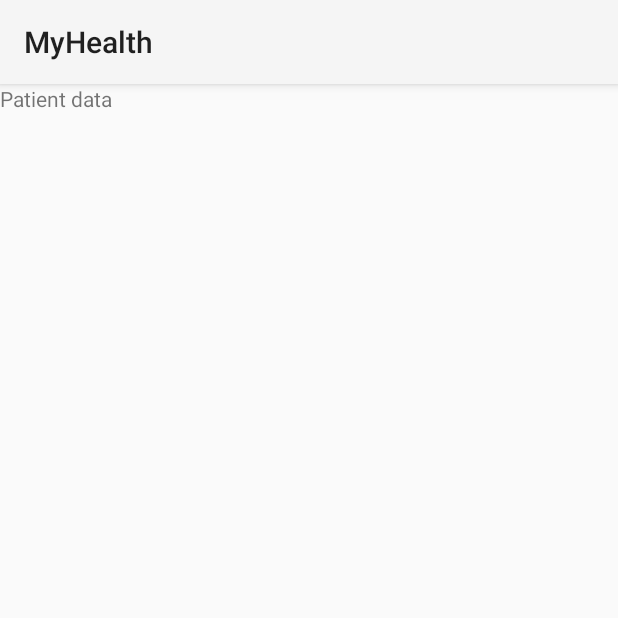
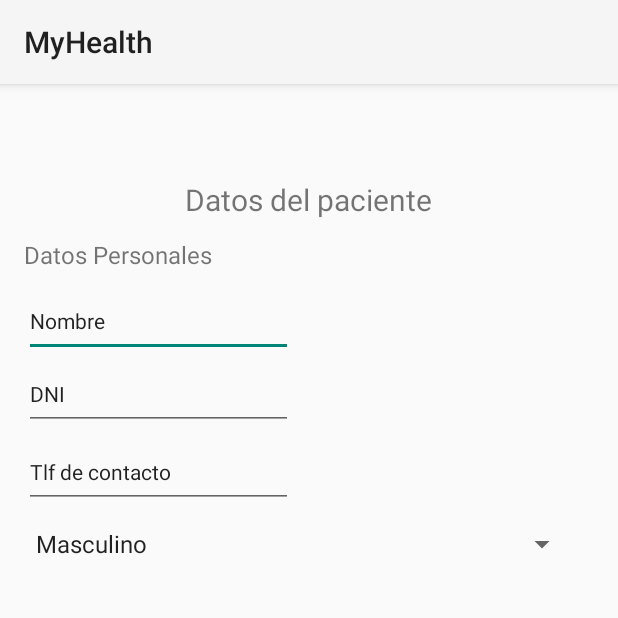
Before and after one commit to EA-12/MyHealth, an Android app: the ActivityPatientData screen opened directly, with no data from a screen before it, on a phone screen of 412 x 824 dp, the top half of it. Run offline under Robolectric (Android 15) with nearby library versions, the phone set to English and light mode, and no system bars.

Commit message:
datos_paciente_primera_mitad

```diff
--- a/app/src/main/java/com/example/myhealth/ActivityPatientData.kt
+++ b/app/src/main/java/com/example/myhealth/ActivityPatientData.kt
@@ -1,20 +1,56 @@
 package com.example.myhealth
 
 import android.os.Bundle
+import android.view.View
+import android.widget.AdapterView
+import android.widget.ArrayAdapter
+import android.widget.Spinner
+import android.widget.Toast
 import androidx.activity.enableEdgeToEdge
 import androidx.appcompat.app.AppCompatActivity
 import androidx.core.view.ViewCompat
 import androidx.core.view.WindowInsetsCompat
 
 class ActivityPatientData : AppCompatActivity() {
+
     override fun onCreate(savedInstanceState: Bundle?) {
         super.onCreate(savedInstanceState)
         enableEdgeToEdge()
         setContentView(R.layout.activity_patient_data)
+
+        // Configuración de la ventana para Edge-to-Edge
         ViewCompat.setOnApplyWindowInsetsListener(findViewById(R.id.main)) { v, insets ->
             val systemBars = insets.getInsets(WindowInsetsCompat.Type.systemBars())
             v.setPadding(systemBars.left, systemBars.top, systemBars.right, systemBars.bottom)
             insets
         }
+
+        // Obtener el Spinner para seleccionar el sexo
+        val spinnerSexo: Spinner = findViewById(R.id.spinnerSexo) // Asegúrate de tener este Spinner en tu layout
+
+        // Crear un ArrayAdapter usando el array de opciones definido en strings.xml
+        val adapter = ArrayAdapter.createFromResource(
+            this,
+            R.array.sexo_options, // Nombre del array en strings.xml
+            android.R.layout.simple_spinner_item
+        )
+
+        // Especificar el layout para el dropdown del Spinner
+        adapter.setDropDownViewResource(android.R.layout.simple_spinner_dropdown_item)
+
+        // Asignar el adaptador al Spinner
+        spinnerSexo.adapter = adapter
+
+        // Configurar el listener para detectar la selección
+        spinnerSexo.onItemSelectedListener = object : AdapterView.OnItemSelectedListener {
+            override fun onItemSelected(parent: AdapterView<*>?, view: android.view.View?, position: Int, id: Long) {
+                val selectedSexo = parent?.getItemAtPosition(position).toString()
+                Toast.makeText(this@ActivityPatientData, "Sexo seleccionado: $selectedSexo", Toast.LENGTH_SHORT).show()
+            }
+
+            override fun onNothingSelected(parent: AdapterView<*>?) {
+                // No hacer nada si no se selecciona nada
+            }
+        }
     }
 }
--- a/app/src/main/res/layout/activity_book_appointment.xml
+++ b/app/src/main/res/layout/activity_book_appointment.xml
@@ -53,22 +53,15 @@
         android:id="@+id/button3"
         android:layout_width="wrap_content"
         android:layout_height="wrap_content"
-        android:layout_marginStart="279dp"
-        android:layout_marginTop="26dp"
-        android:layout_marginEnd="42dp"
-        android:layout_marginBottom="7dp"
-        android:background="#673AB7"
-        android:backgroundTint="#F5F6F5FA"
-        android:contentDescription="@string/guardar_la_cita"
+        android:layout_marginStart="291dp"
+        android:layout_marginTop="5dp"
+        android:layout_marginEnd="21dp"
+        android:layout_marginBottom="3dp"
         android:onClick="goToMainActivity"
-        android:text="@string/guardar"
-        android:textColor="#F6F1F1"
+        android:text="@string/guardar_cita"
         app:layout_constraintBottom_toTopOf="@+id/calendarView"
         app:layout_constraintEnd_toEndOf="parent"
-        app:layout_constraintHorizontal_bias="0.111"
         app:layout_constraintStart_toStartOf="parent"
-        app:layout_constraintTop_toBottomOf="@+id/timePickerId"
-        app:layout_constraintVertical_bias="0.781"
-        app:rippleColor="#F6F2F2" />
+        app:layout_constraintTop_toBottomOf="@+id/timePickerId" />
 
 </androidx.constraintlayout.widget.ConstraintLayout>
--- a/app/src/main/res/layout/activity_patient_data.xml
+++ b/app/src/main/res/layout/activity_patient_data.xml
@@ -11,7 +11,93 @@
         android:id="@+id/textView"
         android:layout_width="wrap_content"
         android:layout_height="wrap_content"
-        android:text="Patient data"
-        tools:layout_editor_absoluteX="178dp"
-        tools:layout_editor_absoluteY="344dp" />
+        android:layout_marginStart="147dp"
+        android:layout_marginTop="35dp"
+        android:layout_marginEnd="148dp"
+        android:layout_marginBottom="677dp"
+        android:text="@string/datos_de_paciente"
+        android:textSize="20sp"
+        app:layout_constraintBottom_toBottomOf="parent"
+        app:layout_constraintEnd_toEndOf="parent"
+        app:layout_constraintStart_toStartOf="parent"
+        app:layout_constraintTop_toTopOf="parent"
+        app:layout_constraintVertical_bias="1.0" />
+
+    <EditText
+        android:id="@+id/editTextText"
+        android:layout_width="179dp"
+        android:layout_height="48dp"
+        android:layout_marginStart="16dp"
+        android:layout_marginEnd="212dp"
+        android:ems="10"
+        android:inputType="text"
+        android:text="@string/nombre"
+        android:textSize="14sp"
+        app:layout_constraintBottom_toTopOf="@+id/editTextText2"
+        app:layout_constraintEnd_toEndOf="parent"
+        app:layout_constraintHorizontal_bias="0.0"
+        app:layout_constraintStart_toStartOf="parent"
+        app:layout_constraintTop_toBottomOf="@+id/textView3" />
+
+    <TextView
+        android:id="@+id/textView3"
+        android:layout_width="237dp"
+        android:layout_height="31dp"
+        android:layout_marginStart="16dp"
+        android:layout_marginTop="12dp"
+        android:layout_marginEnd="248dp"
+        android:text="@string/datos_personales"
+        android:textSize="16sp"
+        app:layout_constraintBottom_toTopOf="@+id/editTextText"
+        app:layout_constraintEnd_toEndOf="parent"
+        app:layout_constraintHorizontal_bias="0.0"
+        app:layout_constraintStart_toStartOf="parent"
+        app:layout_constraintTop_toBottomOf="@+id/textView" />
+
+    <EditText
+        android:id="@+id/editTextText2"
+        android:layout_width="179dp"
+        android:layout_height="48dp"
+        android:layout_marginStart="16dp"
+        android:layout_marginEnd="212dp"
+        android:ems="10"
+        android:inputType="text"
+        android:text="@string/dni"
+        android:textSize="14sp"
+        app:layout_constraintBottom_toTopOf="@+id/editTextText3"
+        app:layout_constraintEnd_toEndOf="parent"
+        app:layout_constraintHorizontal_bias="0.0"
+        app:layout_constraintStart_toStartOf="parent"
+        app:layout_constraintTop_toBottomOf="@+id/editTextText" />
+
+    <EditText
+        android:id="@+id/editTextText3"
+        android:layout_width="179dp"
+        android:layout_height="48dp"
+        android:layout_marginStart="16dp"
+        android:layout_marginTop="4dp"
+        android:layout_marginEnd="212dp"
+        android:ems="10"
+        android:inputType="text"
+        android:text="@string/tlf_de_contacto"
+        android:textSize="14sp"
+        app:layout_constraintBottom_toTopOf="@+id/spinnerSexo"
+        app:layout_constraintEnd_toEndOf="parent"
+        app:layout_constraintHorizontal_bias="0.0"
+        app:layout_constraintStart_toStartOf="parent"
+        app:layout_constraintTop_toBottomOf="@+id/editTextText2" />
+
+    <Spinner
+        android:id="@+id/spinnerSexo"
+        android:layout_width="369dp"
+        android:layout_height="48dp"
+        android:layout_marginStart="16dp"
+        android:layout_marginEnd="26dp"
+        android:layout_marginBottom="437dp"
+        app:layout_constraintBottom_toBottomOf="parent"
+        app:layout_constraintEnd_toEndOf="parent"
+        app:layout_constraintHorizontal_bias="0.0"
+        app:layout_constraintStart_toStartOf="parent"
+        app:layout_constraintTop_toBottomOf="@+id/editTextText3" />
+
 </androidx.constraintlayout.widget.ConstraintLayout>
--- /dev/null
+++ b/app/src/main/res/values/arrays.xml
@@ -0,0 +1,9 @@
+<?xml version="1.0" encoding="utf-8"?>
+<resources>
+        <string-array name="sexo_options">
+            <item>Masculino</item>
+            <item>Femenino</item>
+            <item>Otro</item>
+        </string-array>
+
+</resources>
--- a/app/src/main/res/values/strings.xml
+++ b/app/src/main/res/values/strings.xml
@@ -2,8 +2,15 @@
     <string name="app_name">MyHealth</string>
     <string name="datos_del_paciente">Patient data</string>
     <string name="peticion_cita">Book an appointment</string>
-    <string name="guardar" />
+    <string name="guardar" >Guardar_</string>
     <string name="guardar_la_cita">Guardar la cita</string>
     <string name="seleccione_una_fecha">Seleccione una fecha</string>
     <string name="seleccione_la_hora">Seleccione la hora</string>
+    <string name="guardar_cita">Guardar</string>
+    <string name="datos_de_paciente">Datos del paciente</string>
+    <string name="nombre">Nombre</string>
+    <string name="datos_personales">Datos Personales</string>
+    <string name="dni">DNI</string>
+    <string name="tlf_de_contacto">Tlf de contacto</string>
+
 </resources>
```
Also changed, not shown: 1 other file.
